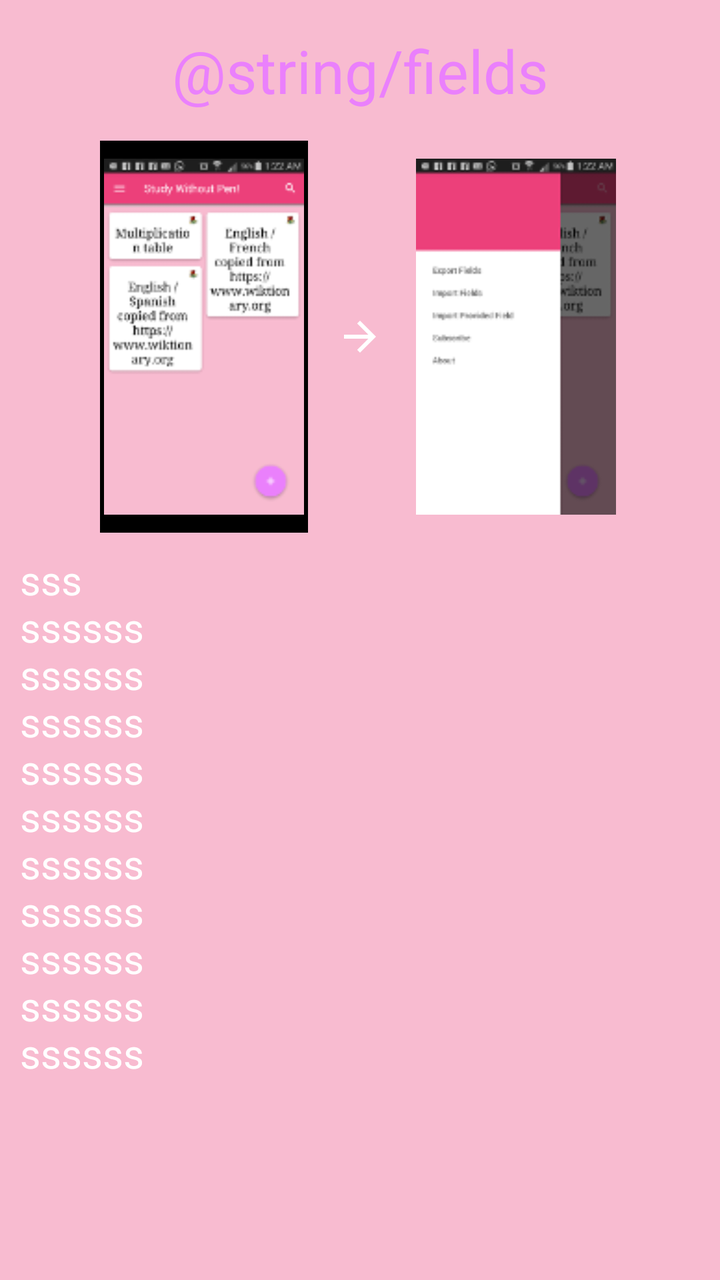
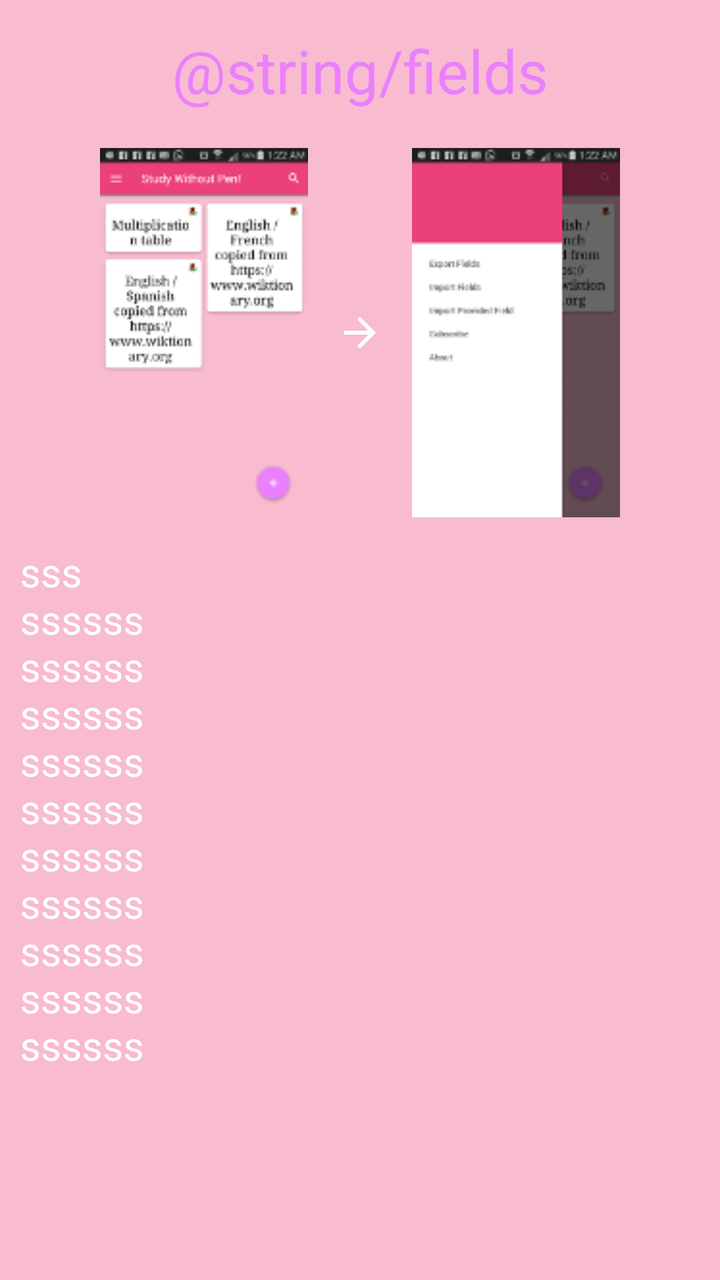

Two renders of the same Android screen: before a commit and after it. Below are the layout's source before the change and the commit's diff.
<!-- AndroidManifest.xml: application theme MyMaterialTheme -->
<!-- res/layout/intro_main.xml -->
<?xml version="1.0" encoding="utf-8"?>
<LinearLayout xmlns:android="http://schemas.android.com/apk/res/android"
    android:layout_width="match_parent" android:layout_height="match_parent"
    android:orientation="vertical">

    <TextView
        android:layout_width="wrap_content"
        android:layout_height="wrap_content"
        android:text="@string/fields"
        android:textSize="30sp"
        android:padding="5dp"
        android:layout_margin="10dp"
        android:id="@+id/textView"
        android:textColor="@color/colorAccent"
        android:layout_gravity="center"/>

    <LinearLayout
        android:layout_width="match_parent"
        android:layout_height="wrap_content">

        <ImageView
            android:layout_width="0dp"
            android:layout_height="wrap_content"
            android:layout_weight="1"
            android:src="@drawable/intro_main"
            android:id="@+id/imageView2"
            android:layout_marginStart="50dp"
            android:background="#000000"
            android:padding="2dp"
            />

        <ImageView
            android:layout_width="0dp"
            android:layout_height="wrap_content"
            android:layout_weight="0.5"
            android:layout_gravity="center"
            android:src="@drawable/intro_arrow"/>

        <ImageView
            android:layout_width="0dp"
            android:layout_height="wrap_content"
            android:layout_weight="1"
            android:src="@drawable/intro_main_menu"
            android:layout_marginEnd="50dp"
            android:padding="2dp"

            />
    </LinearLayout>
    <EditText
        android:layout_width="match_parent"
        android:layout_height="280dp"
        android:textSize="20sp"
        android:textColor="@color/white_color"
        android:focusable="false"
        android:cursorVisible="false"
        android:background="@null"
        android:layout_margin="5dp"
        android:padding="5dp"
        android:text="sss\nssssss\nssssss\nssssss\nssssss\nssssss\nssssss\nssssss\nssssss\nssssss\nssssss\nssssss\nssssss\nssssss\nsss"/>

</LinearLayout>
<!-- resources referenced by this layout -->
<resources>
  <color name="colorAccent">#EA80FC</color>
  <color name="white_color">#FFFFFF</color>
  <!-- drawable intro_arrow: png bitmap (drawable-ar-hdpi, 148 bytes) -->
  <!-- drawable intro_main: png bitmap (drawable, 10349 bytes) -->
  <!-- drawable intro_main_menu: png bitmap (drawable, 5599 bytes) -->
  <string name="fields">المجالات</string>
  <style name="MyMaterialTheme" parent="MyMaterialTheme.Base">
  
      </style>
  <style name="MyMaterialTheme.Base" parent="Theme.AppCompat.Light.DarkActionBar">
          <item name="windowNoTitle">true</item>
          <item name="windowActionBar">false</item>
          <item name="colorPrimary">@color/colorPrimary</item>
          <item name="colorPrimaryDark">@color/colorPrimaryDark</item>
          <item name="colorAccent">@color/colorAccent</item>
          <item name="android:windowBackground">@color/windowBackground</item>
      </style>
  <color name="colorPrimary">#EC407A</color>
  <color name="colorPrimaryDark">#AD1457</color>
  <color name="windowBackground">#F8BBD0</color>
</resources>

<!-- the commit's change to res/layout/intro_main.xml (unified diff, before → after) -->
@@ -25,8 +25,6 @@
             android:src="@drawable/intro_main"
             android:id="@+id/imageView2"
             android:layout_marginStart="50dp"
-            android:background="#000000"
-            android:padding="2dp"
             />
 
         <ImageView
@@ -42,8 +40,6 @@
             android:layout_weight="1"
             android:src="@drawable/intro_main_menu"
             android:layout_marginEnd="50dp"
-            android:padding="2dp"
-
             />
     </LinearLayout>
     <EditText
<!-- resource entries referenced after the edit -->
@@ -3,7 +3,7 @@
   <color name="colorAccent">#EA80FC</color>
   <color name="white_color">#FFFFFF</color>
   <!-- drawable intro_arrow: png bitmap (drawable-ar-hdpi, 148 bytes) -->
-  <!-- drawable intro_main: png bitmap (drawable, 10349 bytes) -->
+  <!-- drawable intro_main: png bitmap (drawable, 10331 bytes) -->
   <!-- drawable intro_main_menu: png bitmap (drawable, 5599 bytes) -->
   <string name="fields">المجالات</string>
   <style name="MyMaterialTheme" parent="MyMaterialTheme.Base">
